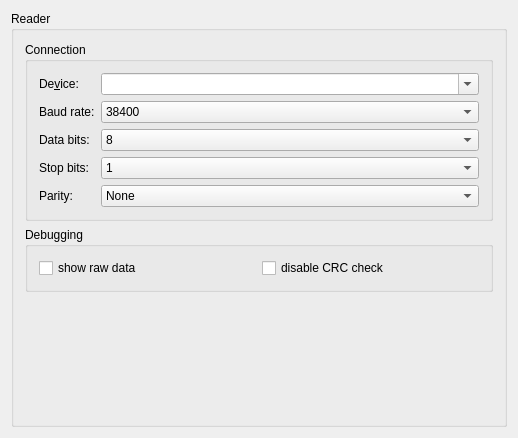
This is quickevent/app/quickevent/plugins/CardReader/src/cardreadersettingspage.ui in Quick-Event/quickbox as Qt 5 draws it before an edit. The edited form follows.
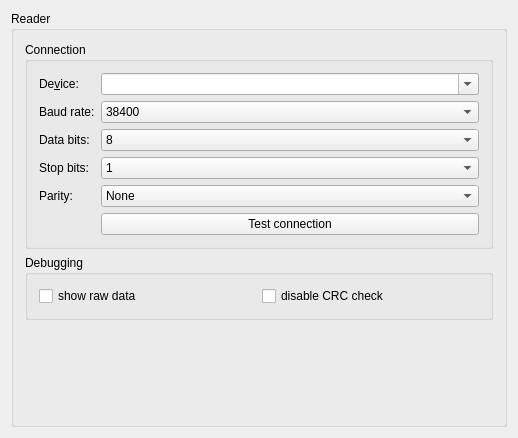
This is the edited form.

```diff
--- a/quickevent/app/quickevent/plugins/CardReader/src/cardreadersettingspage.ui
+++ b/quickevent/app/quickevent/plugins/CardReader/src/cardreadersettingspage.ui
@@ -179,6 +179,13 @@
            </property>
           </widget>
          </item>
+         <item row="5" column="1">
+          <widget class="QPushButton" name="btTestConnection">
+           <property name="text">
+            <string>Test connection</string>
+           </property>
+          </widget>
+         </item>
         </layout>
        </widget>
       </item>
```
Left out of the diff: 4 changed lines with no effect on the pictures.
